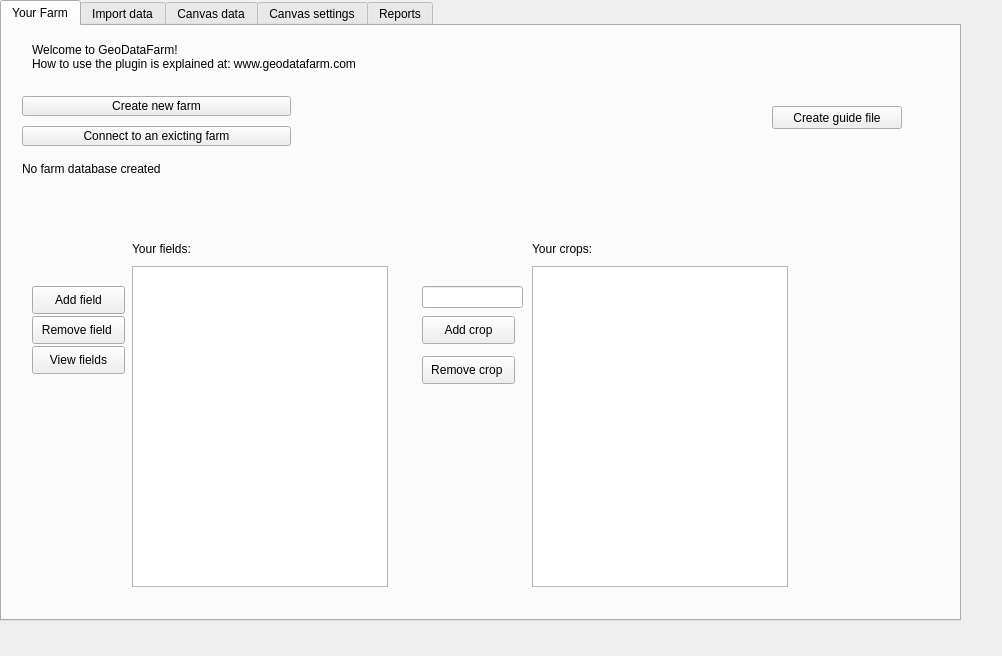
Above: GeoDataFarm_dockwidget_base.ui from axelande/geodatafarm3 before the change. Below: the same form after it.
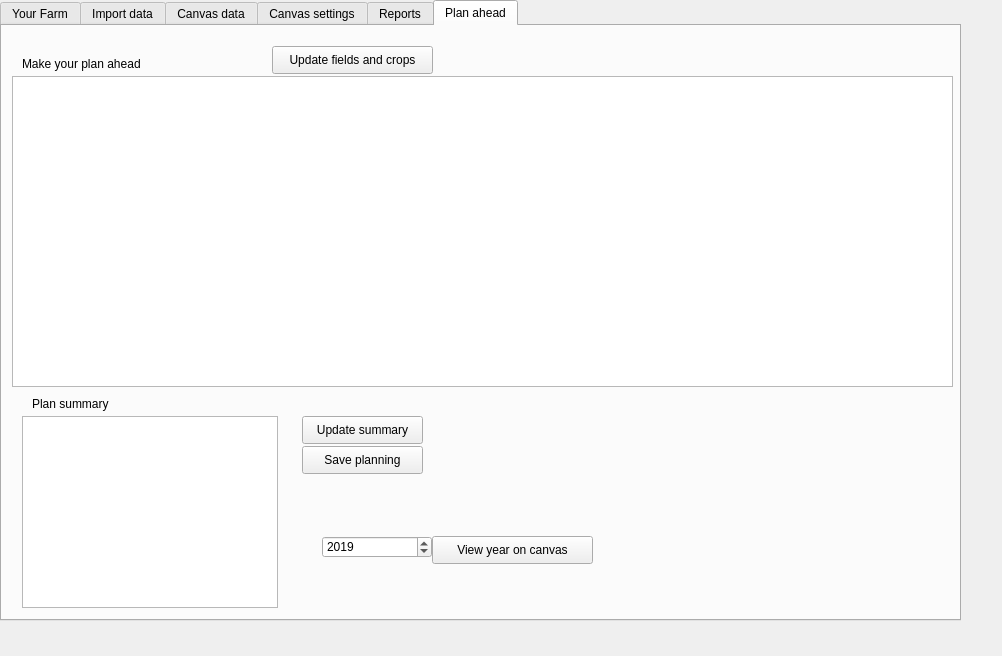
That is the form after the change. The open tabs and pages were chosen to show the change. Custom widgets are drawn as their Qt base class.

Commit message: Added the feature "Plan ahead"

What changed in the file:
```diff
--- a/GeoDataFarm_dockwidget_base.ui
+++ b/GeoDataFarm_dockwidget_base.ui
@@ -3727,6 +3727,135 @@
       </property>
      </widget>
     </widget>
+    <widget class="QWidget" name="tab_31">
+     <attribute name="title">
+      <string>Plan ahead</string>
+     </attribute>
+     <widget class="QTableWidget" name="TWPlan">
+      <property name="geometry">
+       <rect>
+        <x>10</x>
+        <y>50</y>
+        <width>941</width>
+        <height>311</height>
+       </rect>
+      </property>
+      <property name="locale">
+       <locale language="English" country="UnitedKingdom"/>
+      </property>
+      <property name="editTriggers">
+       <set>QAbstractItemView::AnyKeyPressed</set>
+      </property>
+     </widget>
+     <widget class="QLabel" name="LPlanSummaryLabel">
+      <property name="geometry">
+       <rect>
+        <x>30</x>
+        <y>370</y>
+        <width>251</width>
+        <height>16</height>
+       </rect>
+      </property>
+      <property name="text">
+       <string>Plan summary</string>
+      </property>
+     </widget>
+     <widget class="QLabel" name="label_174">
+      <property name="geometry">
+       <rect>
+        <x>20</x>
+        <y>30</y>
+        <width>151</width>
+        <height>16</height>
+       </rect>
+      </property>
+      <property name="text">
+       <string>Make your plan ahead</string>
+      </property>
+     </widget>
+     <widget class="QPushButton" name="PBUpdatePlaning">
+      <property name="geometry">
+       <rect>
+        <x>270</x>
+        <y>20</y>
+        <width>161</width>
+        <height>28</height>
+       </rect>
+      </property>
+      <property name="text">
+       <string>Update fields and crops</string>
+      </property>
+     </widget>
+     <widget class="QPushButton" name="PBSavePlan">
+      <property name="geometry">
+       <rect>
+        <x>300</x>
+        <y>420</y>
+        <width>121</width>
+        <height>28</height>
+       </rect>
+      </property>
+      <property name="text">
+       <string>Save planning</string>
+      </property>
+     </widget>
+     <widget class="QPushButton" name="PBUpdateSummary">
+      <property name="geometry">
+       <rect>
+        <x>300</x>
+        <y>390</y>
+        <width>121</width>
+        <height>28</height>
+       </rect>
+      </property>
+      <property name="text">
+       <string>Update summary</string>
+      </property>
+     </widget>
+     <widget class="QListWidget" name="LWPlanSummary">
+      <property name="geometry">
+       <rect>
+        <x>20</x>
+        <y>390</y>
+        <width>256</width>
+        <height>192</height>
+       </rect>
+      </property>
+     </widget>
+     <widget class="QPushButton" name="PBViewPlan">
+      <property name="geometry">
+       <rect>
+        <x>430</x>
+        <y>510</y>
+        <width>161</width>
+        <height>28</height>
+       </rect>
+      </property>
+      <property name="text">
+       <string>View year on canvas</string>
+      </property>
+     </widget>
+     <widget class="QDateEdit" name="DEPlanYear">
+      <property name="geometry">
+       <rect>
+        <x>320</x>
+        <y>510</y>
+        <width>110</width>
+        <height>22</height>
+       </rect>
+      </property>
+      <property name="displayFormat">
+       <string>yyyy</string>
+      </property>
+      <property name="date">
+       <date>
+        <year>2019</year>
+        <month>1</month>
+        <day>1</day>
+       </date>
+      </property>
+     </widget>
+    </widget>
    </widget>
   </widget>
  </widget>
```
The commit also changes 4 other files.
